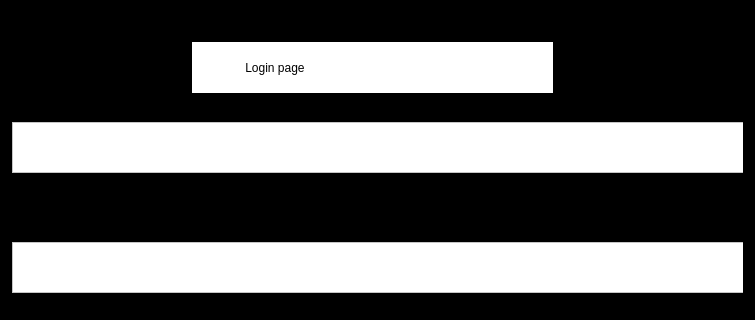
First picture: the form in QTUI/TestApplication/formLog.ui, repository Accout-Personal/PythonClient, before the edit; both pictures show x 0 to 755 and y 0 to 320 of the 755 by 463 pixel window.
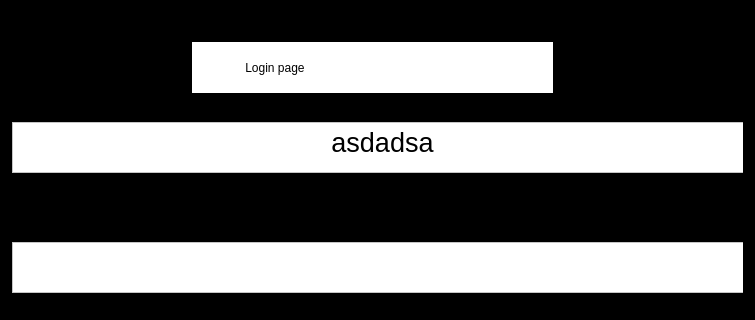
Second picture: the form after the edit.

The edit to the form file:
```diff
--- a/QTUI/TestApplication/formLog.ui
+++ b/QTUI/TestApplication/formLog.ui
@@ -27,8 +27,8 @@
        <rect>
         <x>0</x>
         <y>0</y>
-        <width>735</width>
-        <height>443</height>
+        <width>731</width>
+        <height>439</height>
        </rect>
       </property>
       <widget class="QPushButton" name="pushButton">
@@ -59,6 +59,13 @@
        <property name="styleSheet">
         <string notr="true">background-color: rgb(255, 255, 255);</string>
        </property>
+       <property name="html">
+        <string>&lt;!DOCTYPE HTML PUBLIC &quot;-//W3C//DTD HTML 4.0//EN&quot; &quot;http://www.w3.org/TR/REC-html40/strict.dtd&quot;&gt;
+&lt;html&gt;&lt;head&gt;&lt;meta name=&quot;qrichtext&quot; content=&quot;1&quot; /&gt;&lt;style type=&quot;text/css&quot;&gt;
+p, li { white-space: pre-wrap; }
+&lt;/style&gt;&lt;/head&gt;&lt;body style=&quot; font-family:'MS Shell Dlg 2'; font-size:7.8pt; font-weight:400; font-style:normal;&quot;&gt;
+&lt;p align=&quot;center&quot; style=&quot; margin-top:0px; margin-bottom:0px; margin-left:0px; margin-right:0px; -qt-block-indent:0; text-indent:0px;&quot;&gt;&lt;span style=&quot; font-size:20pt;&quot;&gt;asdadsa&lt;/span&gt;&lt;/p&gt;&lt;/body&gt;&lt;/html&gt;</string>
+       </property>
       </widget>
       <widget class="QTextEdit" name="textEdit_2">
        <property name="geometry">
```
